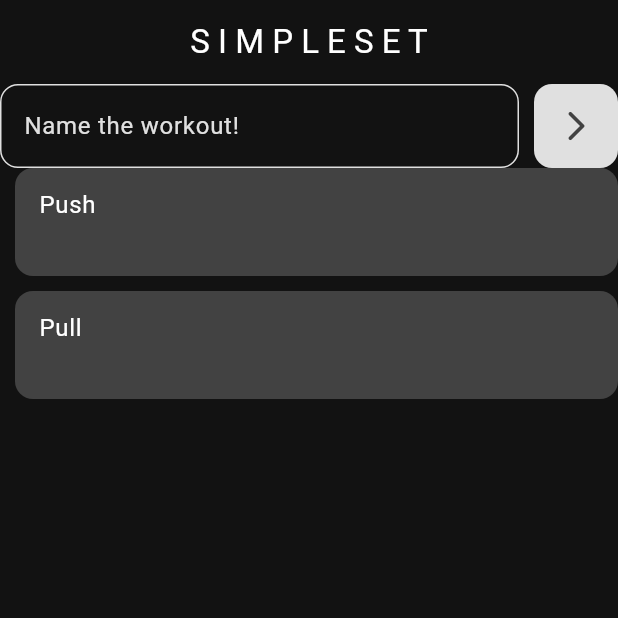
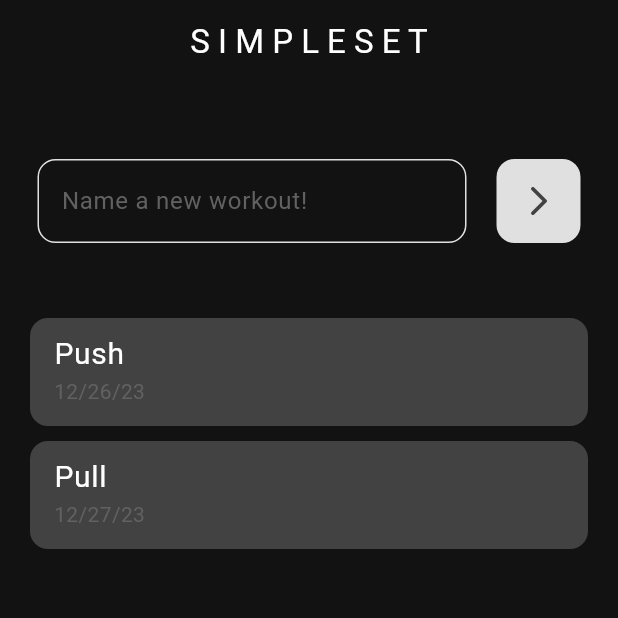
Before and after one commit to brandonxu360/simpleset_app, a Flutter app: the screen it shows after launch, on a phone screen of 412 x 824 dp, the top half of it. Run offline on Flutter 3.47's test engine with Material 3 defaults, Android fonts, the phone set to English and light mode, and no system bars.

Commit message:
added components for initiating new workouts and listbuilder for previous workouts

```diff
--- a/lib/components/my_listtile.dart
+++ b/lib/components/my_listtile.dart
@@ -9,13 +9,16 @@
   @override
   Widget build(BuildContext context) {
     return Padding(
-      padding: const EdgeInsets.only(left: 10, bottom: 10),
+      padding: const EdgeInsets.only(left: 20, right: 20, bottom: 10),
       child: Container(
         decoration: BoxDecoration(
             color: Theme.of(context).colorScheme.primary,
             borderRadius: BorderRadius.circular(12)),
         child: ListTile(
-          title: Text(title),
+          title: Text(
+            title,
+            style: const TextStyle(fontSize: 20),
+          ),
           subtitle: Text(
             subtitle,
             style: TextStyle(color: Theme.of(context).colorScheme.secondary),
--- a/lib/components/my_textfield.dart
+++ b/lib/components/my_textfield.dart
@@ -19,8 +19,7 @@
       obscureText: obscureText,
       decoration: InputDecoration(
           hintText: hintText,
-          hintStyle:
-              TextStyle(color: Theme.of(context).colorScheme.inversePrimary),
+          hintStyle: TextStyle(color: Theme.of(context).colorScheme.secondary),
           focusedBorder: OutlineInputBorder(
               borderSide: BorderSide(
                   color: Theme.of(context).colorScheme.inversePrimary),
--- a/lib/data/workout_data.dart
+++ b/lib/data/workout_data.dart
@@ -13,8 +13,8 @@
 
   // List of all completed workouts
   List<Workout> workoutList = [
-    Workout(name: 'Push', exercises: []),
-    Workout(name: 'Pull', exercises: [])
+    Workout(name: 'Push', date: '12/26/23', exercises: []),
+    Workout(name: 'Pull', date: '12/27/23', exercises: [])
   ];
 
   // METHODS
@@ -22,8 +22,8 @@
     return workoutList;
   }
 
-  void addWorkout(String name) {
-    workoutList.add(Workout(name: name, exercises: []));
+  void addWorkout(String name, String date) {
+    workoutList.add(Workout(name: name, date: date, exercises: []));
 
     notifyListeners();
   }
--- a/lib/models/workout.dart
+++ b/lib/models/workout.dart
@@ -2,7 +2,8 @@
 
 class Workout {
   final String name;
+  final String date;
   final List<Exercise> exercises;
 
-  Workout({required this.name, required this.exercises});
+  Workout({required this.name, required this.date, required this.exercises});
 }
--- a/lib/screens/home_screen.dart
+++ b/lib/screens/home_screen.dart
@@ -23,22 +23,29 @@
                 centerTitle: true, title: const Text('S I M P L E S E T')),
             body: Column(
               children: [
-                Row(
+                Container(
+                  padding: const EdgeInsets.only(
+                      top: 50, bottom: 50, right: 25, left: 25),
+                  child: Row(
                     children: [
                       Expanded(
                         child: MyTextField(
-                          hintText: 'Name the workout!',
+                            hintText: 'Name a new workout!',
                             obscureText: false,
                             controller: workoutNameController),
                       ),
+                      const SizedBox(width: 10),
                       GoButton(onTap: () {})
                     ],
+                  ),
                 ),
                 Expanded(
                   child: ListView.builder(
                       itemCount: value.getWorkoutList().length,
                       itemBuilder: (context, index) => MyListTile(
                             title: value.getWorkoutList()[index].name,
+                            subtitle:
+                                value.getWorkoutList()[index].date.toString(),
                           )),
                 ),
               ],
```
Lines whose indentation alone changed are shown as unchanged.
